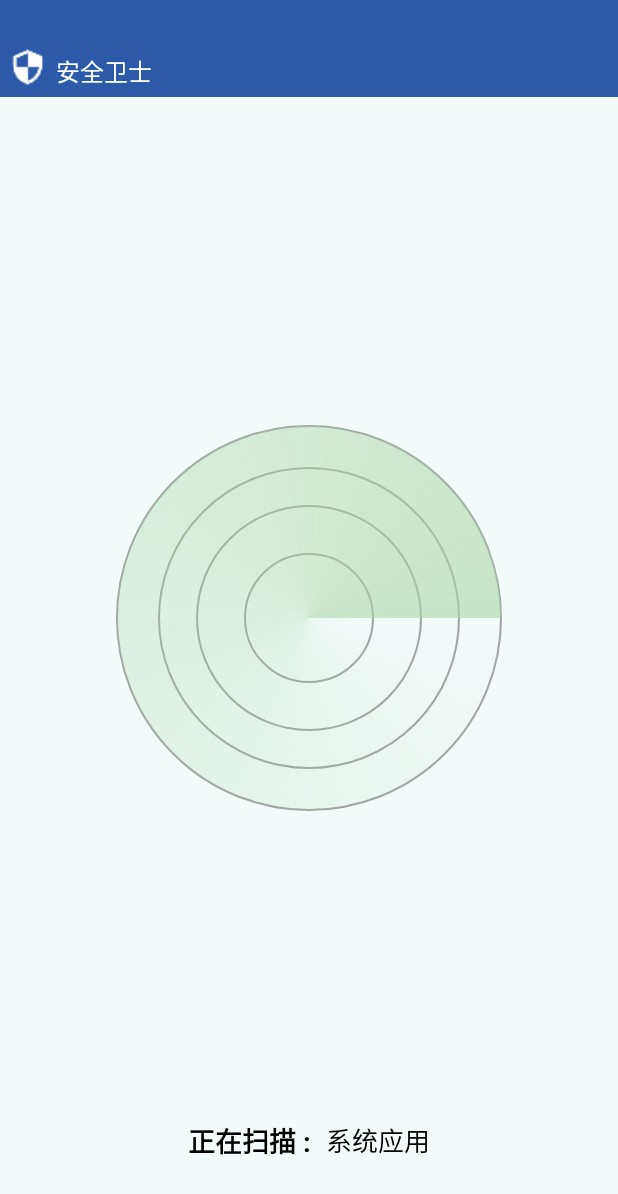
After one commit to sshhsun-code/SecurityApp, an Android app: the ScanVirusActicity screen opened directly, with no data from a screen before it, on a phone screen of 412 x 824 dp. The commit adds this screen. Shown: the top 1194 px of the screen. Run offline under Robolectric (Android 15) with nearby library versions, the phone set to English and light mode, and no system bars.

Commit message:
[AntiVirus] 病毒清理增加扫描动画

```diff
--- /dev/null
+++ b/app/src/main/java/com/example/sunqi/securityking/customview/RadarScanView.java
@@ -0,0 +1,214 @@
+package com.example.sunqi.securityking.customview;
+
+import android.annotation.TargetApi;
+import android.content.Context;
+import android.content.res.TypedArray;
+import android.graphics.Canvas;
+import android.graphics.Color;
+import android.graphics.Paint;
+import android.graphics.Shader;
+import android.graphics.SweepGradient;
+import android.graphics.Matrix;
+import android.os.Handler;
+import android.util.AttributeSet;
+import android.view.View;
+
+import com.example.sunqi.securityking.R;
+
+/**
+ * Created by sunqi on 2017/5/16.
+ */
+
+public class RadarScanView extends View {
+
+
+
+    private static final int DEFAULT_WIDTH = 300;
+    private static final int DEFAULT_HEIGHT = 300;
+
+    private int defaultWidth;
+    private int defaultHeight;
+    private int start;
+    private int centerX;
+    private int centerY;
+    private int radarRadius;
+    private int circleColor = Color.parseColor("#a2a2a2");
+    private int radarColor = Color.parseColor("#99a2a2a2");
+    private int tailColor = Color.parseColor("#50aaaaaa");
+
+    private Paint mPaintCircle;
+    private Paint mPaintRadar;
+    private Matrix matrix;
+
+    private boolean isScanning = true;
+
+    private Handler handler = new Handler();
+    private Runnable run = new Runnable()
+    {
+        @Override
+        public void run()
+        {
+            if (isScanning) {
+                isScanning = true;
+                start += 2;
+                matrix = new Matrix();
+                matrix.postRotate(start, centerX, centerY);
+                postInvalidate();
+                handler.postDelayed(run, 10);
+            } else {
+                isScanning = false;
+            }
+        }
+    };
+
+    public RadarScanView(Context context)
+    {
+        super(context);
+        init(null, context);
+    }
+
+    public RadarScanView(Context context, AttributeSet attrs)
+    {
+        super(context, attrs);
+        init(attrs, context);
+    }
+
+    public RadarScanView(Context context, AttributeSet attrs, int defStyleAttr)
+    {
+        super(context, attrs, defStyleAttr);
+        init(attrs, context);
+    }
+
+    public void startScan() {
+        isScanning = true;
+        handler.post(run);
+    }
+
+    public void stopScan() {
+        isScanning = false;
+    }
+
+    @TargetApi(21)
+    public RadarScanView(Context context, AttributeSet attrs, int defStyleAttr,
+                         int defStyleRes)
+    {
+        super(context, attrs, defStyleAttr, defStyleRes);
+        init(attrs, context);
+    }
+
+    @Override
+    protected void onSizeChanged(int w, int h, int oldw, int oldh)
+    {
+        super.onSizeChanged(w, h, oldw, oldh);
+        centerX = w / 2;
+        centerY = h / 2;
+        radarRadius = Math.min(w, h);
+    }
+
+    private void init(AttributeSet attrs, Context context)
+    {
+        if (attrs != null)
+        {
+            TypedArray ta = context.obtainStyledAttributes(attrs,
+                    R.styleable.RadarScanView);
+            circleColor = ta.getColor(R.styleable.RadarScanView_circleColor, circleColor);
+            radarColor = ta.getColor(R.styleable.RadarScanView_radarColor, radarColor);
+            tailColor = ta.getColor(R.styleable.RadarScanView_tailColor, tailColor);
+            ta.recycle();
+        }
+
+        initPaint();
+        //得到当前屏幕的像素宽高
+
+        defaultWidth = dip2px(context, DEFAULT_WIDTH);
+        defaultHeight = dip2px(context, DEFAULT_HEIGHT);
+
+        matrix = new Matrix();
+        handler.post(run);
+    }
+
+    private void initPaint()
+    {
+        mPaintCircle = new Paint();
+        mPaintCircle.setColor(circleColor);
+        mPaintCircle.setAntiAlias(true);//抗锯齿
+        mPaintCircle.setStyle(Paint.Style.STROKE);//设置实心
+        mPaintCircle.setStrokeWidth(2);//画笔宽度
+
+        mPaintRadar = new Paint();
+        mPaintRadar.setColor(radarColor);
+        mPaintRadar.setAntiAlias(true);
+    }
+
+    @Override
+    protected void onMeasure(int widthMeasureSpec, int heightMeasureSpec)
+    {
+        int resultWidth = 0;
+        int modeWidth = MeasureSpec.getMode(widthMeasureSpec);
+        int sizeWidth = MeasureSpec.getSize(widthMeasureSpec);
+
+        if (modeWidth == MeasureSpec.EXACTLY)
+        {
+            resultWidth = sizeWidth;
+        }
+        else
+        {
+            resultWidth = defaultWidth;
+            if (modeWidth == MeasureSpec.AT_MOST)
+            {
+                resultWidth = Math.min(resultWidth, sizeWidth);
+            }
+        }
+
+        int resultHeight = 0;
+        int modeHeight = MeasureSpec.getMode(heightMeasureSpec);
+        int sizeHeight = MeasureSpec.getSize(heightMeasureSpec);
+        if (modeHeight == MeasureSpec.EXACTLY)
+        {
+            resultHeight = sizeHeight;
+        }
+        else
+        {
+            resultHeight = defaultHeight;
+            if (modeHeight == MeasureSpec.AT_MOST)
+            {
+                resultHeight = Math.min(resultHeight, sizeHeight);
+            }
+        }
+
+        setMeasuredDimension(resultWidth, resultHeight);
+    }
+
+    @Override
+    protected void onDraw(Canvas canvas)
+    {
+        super.onDraw(canvas);
+
+        //分别绘制四个圆
+        canvas.drawCircle(centerX, centerY, radarRadius / 7, mPaintCircle);
+        canvas.drawCircle(centerX, centerY, radarRadius / 4, mPaintCircle);
+        canvas.drawCircle(centerX, centerY, radarRadius / 3, mPaintCircle);
+        canvas.drawCircle(centerX, centerY, 3 * radarRadius / 7, mPaintCircle);
+
+        //设置颜色渐变从透明到不透明
+        //        Shader shader = new SweepGradient(centerX, centerY, Color.TRANSPARENT, tailColor);
+        Shader shader = new SweepGradient(centerX, centerY, Color.parseColor("#00A8D7A7"),
+                Color.parseColor("#ffA8D7A7"));
+        mPaintRadar.setShader(shader);
+        canvas.concat(matrix);
+        canvas.drawCircle(centerX, centerY, 3 * radarRadius / 7, mPaintRadar);
+    }
+
+    private int dip2px(Context context, float dipValue)
+    {
+        final float scale = context.getResources().getDisplayMetrics().density;
+        return (int) (dipValue * scale + 0.5f);
+    }
+
+    private int px2dip(Context context, float pxValue)
+    {
+        final float scale = context.getResources().getDisplayMetrics().density;
+        return (int) (pxValue / scale + 0.5f);
+    }
+
+}
--- a/app/src/main/java/com/example/sunqi/securityking/ui/MainActivity.java
+++ b/app/src/main/java/com/example/sunqi/securityking/ui/MainActivity.java
@@ -100,6 +100,11 @@ public class MainActivity extends Activity implements View.OnClickListener{
                         Toast.makeText(mcontext,"红包提醒",Toast.LENGTH_SHORT).show();
                         Intent intent2 = new Intent(mcontext, RedPacketActivity.class);
                         mcontext.startActivity(intent2);
+                        break;
+                    case 3:
+                        Toast.makeText(mcontext,"病毒检测",Toast.LENGTH_SHORT).show();
+                        Intent intent3 = new Intent(mcontext, ScanVirusActicity.class);
+                        mcontext.startActivity(intent3);
                         break;
                 }
             }
--- /dev/null
+++ b/app/src/main/java/com/example/sunqi/securityking/ui/ScanVirusActicity.java
@@ -0,0 +1,120 @@
+package com.example.sunqi.securityking.ui;
+
+import android.app.Activity;
+import android.os.Bundle;
+import android.os.Handler;
+import android.os.Message;
+import android.text.TextUtils;
+import android.view.View;
+import android.widget.Button;
+import android.widget.TextView;
+
+import com.example.sunqi.securityking.R;
+import com.example.sunqi.securityking.SecurityApplication;
+import com.example.sunqi.securityking.customview.RadarScanView;
+
+import java.util.ArrayList;
+
+/**
+ * Created by sunqi on 2017/5/16.
+ */
+
+public class ScanVirusActicity extends Activity {
+
+    private ArrayList<String> apps = new ArrayList<>();
+
+    private RadarScanView racarscanview;
+    private TextView scan_state;
+    private TextView app_name;
+    private Button start_scan;
+
+    private Handler mhandler;
+
+    private static int i = 0;
+
+    private static final int SCAN_FINISHED = 1;
+    private static final int SCANING = 2;
+    @Override
+    protected void onCreate(Bundle savedInstanceState) {
+        super.onCreate(savedInstanceState);
+        setContentView(R.layout.activity_scan_virus);
+        initData();
+        initView();
+    }
+
+    private void initView() {
+        racarscanview = (RadarScanView) findViewById(R.id.racarscanview);
+        racarscanview.stopScan();
+        scan_state = (TextView) findViewById(R.id.scan_state);
+        app_name = (TextView) findViewById(R.id.app_name);
+        start_scan = (Button) findViewById(R.id.start_scan);
+        start_scan.setOnClickListener(new View.OnClickListener() {
+            @Override
+            public void onClick(View view) {
+                startScan();
+            }
+        });
+    }
+
+    private void startScan() {
+        racarscanview.startScan();
+        new Thread(new Runnable() {
+            @Override
+            public void run() {
+                try {
+                    Thread.sleep(1000);
+                    Message message = mhandler.obtainMessage(SCANING);
+
+                } catch (InterruptedException e) {
+                    e.printStackTrace();
+                }
+            }
+        }).start();
+//        if (!apps.isEmpty()) {
+//            for (String app: apps) {
+//                app_name.setText(app);
+//                try {
+//                    Thread.sleep(200);
+//                } catch (InterruptedException e) {
+//                    e.printStackTrace();
+//                }
+//            }
+//        }
+//        mhandler.sendEmptyMessage(SCAN_FINISHED);
+    }
+
+    private void getToListActicity() {
+        racarscanview.stopScan();
+        app_name.setVisibility(View.GONE);
+        scan_state.setText(getString(R.string.scan_finished));
+        mhandler.postDelayed(new Runnable() {
+            @Override
+            public void run() {
+                //到扫描结果页
+            }
+        },2000);
+    }
+
+    private void initData() {
+        apps = SecurityApplication.installApps;
+        mhandler = new Handler() {
+            @Override
+            public void handleMessage(Message msg) {
+                if (msg.what == SCAN_FINISHED) {
+                    getToListActicity();
+                }
+            }
+        };
+    }
+
+    @Override
+    protected void onResume() {
+        super.onResume();
+//        if (!apps.isEmpty()) {
+//            for (String app: apps) {
+//                app_name.setText(app);
+//            }
+//        }
+//        mhandler.sendEmptyMessage(SCAN_FINISHED);
+    }
+}
--- a/app/src/main/res/layout/activity_redpacket.xml
+++ b/app/src/main/res/layout/activity_redpacket.xml
@@ -13,7 +13,7 @@
         android:layout_below="@id/main_top"
         android:layout_height="150dp"
         android:gravity="center_horizontal"
-        android:background="@color/safepay_default_bg_red">
+        android:background="@color/safepay_default_bg">
         <TextView
             android:id="@+id/record_count"
             android:layout_width="wrap_content"
@@ -33,5 +33,4 @@
             android:text="个红包已提醒"/>
 
     </RelativeLayout>
-
 </RelativeLayout>
--- /dev/null
+++ b/app/src/main/res/layout/activity_scan_virus.xml
@@ -0,0 +1,84 @@
+<?xml version="1.0" encoding="utf-8"?>
+<RelativeLayout xmlns:android="http://schemas.android.com/apk/res/android"
+    android:layout_width="match_parent"
+    android:background="#0e84ffff"
+    android:layout_height="match_parent">
+    <RelativeLayout xmlns:android="http://schemas.android.com/apk/res/android"
+        android:layout_width="match_parent"
+        android:background="#2c5aa9"
+        android:paddingTop="20dp"
+        android:id="@+id/title_layout"
+        android:paddingBottom="5dp"
+        android:layout_height="wrap_content">
+        <ImageView
+            android:layout_marginTop="12dp"
+            android:id="@+id/title_icon"
+            android:layout_width="25dp"
+            android:layout_marginLeft="6dp"
+            android:layout_height="25dp"
+            android:src="@drawable/title_logo"/>
+        <TextView
+            android:layout_marginTop="15dp"
+            android:layout_width="wrap_content"
+            android:layout_height="wrap_content"
+            android:text="@string/app_name_cn"
+            android:textColor="#fff"
+            android:layout_marginLeft="6dp"
+            android:textSize="16sp"
+            android:layout_toRightOf="@id/title_icon"/>
+        <ImageView
+            android:id="@+id/title_items"
+            android:layout_marginTop="11dp"
+            android:layout_width="25dp"
+            android:layout_marginLeft="6dp"
+            android:layout_height="25dp"
+            android:layout_alignParentRight="true"
+            android:layout_marginRight="6dp"
+            android:visibility="gone"
+            android:src="@drawable/title_item1"/>
+    </RelativeLayout>
+
+    <com.example.sunqi.securityking.customview.RadarScanView
+        android:id="@+id/racarscanview"
+        android:background="@null"
+        android:layout_width="300dp"
+        android:layout_height="300dp"
+        android:layout_centerInParent="true"/>
+
+    <RelativeLayout
+        android:id="@+id/scan_layout"
+        android:layout_alignParentBottom="true"
+        android:layout_centerHorizontal="true"
+        android:layout_width="match_parent"
+        android:layout_marginBottom="50dp"
+        android:gravity="center_horizontal"
+        android:layout_height="wrap_content">
+        <TextView
+            android:id="@+id/scan_state"
+            android:layout_width="wrap_content"
+            android:layout_height="wrap_content"
+            android:textColor="#000"
+            android:textStyle="bold"
+            android:textSize="18sp"
+            android:text="@string/scaning"/>
+        <TextView
+            android:id="@+id/app_name"
+            android:layout_toRightOf="@id/scan_state"
+            android:layout_width="wrap_content"
+            android:layout_height="wrap_content"
+            android:textColor="#000"
+            android:layout_marginLeft="10dp"
+            android:textSize="17sp"
+            android:text="@string/system_app"/>
+    </RelativeLayout>
+    <Button
+        android:id="@+id/start_scan"
+        android:layout_width="wrap_content"
+        android:layout_height="wrap_content"
+        android:layout_alignParentBottom="true"
+        android:layout_centerHorizontal="true"
+        android:text="@string/start_scan"
+        android:visibility="gone"
+        android:layout_marginBottom="50dp"/>
+
+</RelativeLayout>
--- a/app/src/main/res/values/strings.xml
+++ b/app/src/main/res/values/strings.xml
@@ -9,4 +9,8 @@
     <string name="notify_title">通知标题</string>
     <string name="notify_content">通知内容1234567890</string>
     <string name="notify_when">2017年5月8号</string>
+    <string name="scaning">正在扫描 :</string>
+    <string name="scan_finished">扫描完成 !</string>
+    <string name="system_app">系统应用</string>
+    <string name="start_scan">开始扫描</string>
 </resources>
```
Also changed, not shown: app/src/main/AndroidManifest.xml (+16 -0 lines), app/src/main/java/com/example/sunqi/securityking/SecurityApplication.java (+15 -2 lines), app/src/main/java/com/example/sunqi/securityking/ui/RedPacketActivity.java (+35 -2 lines), app/src/main/res/values/styles.xml (+8 -0 lines).
